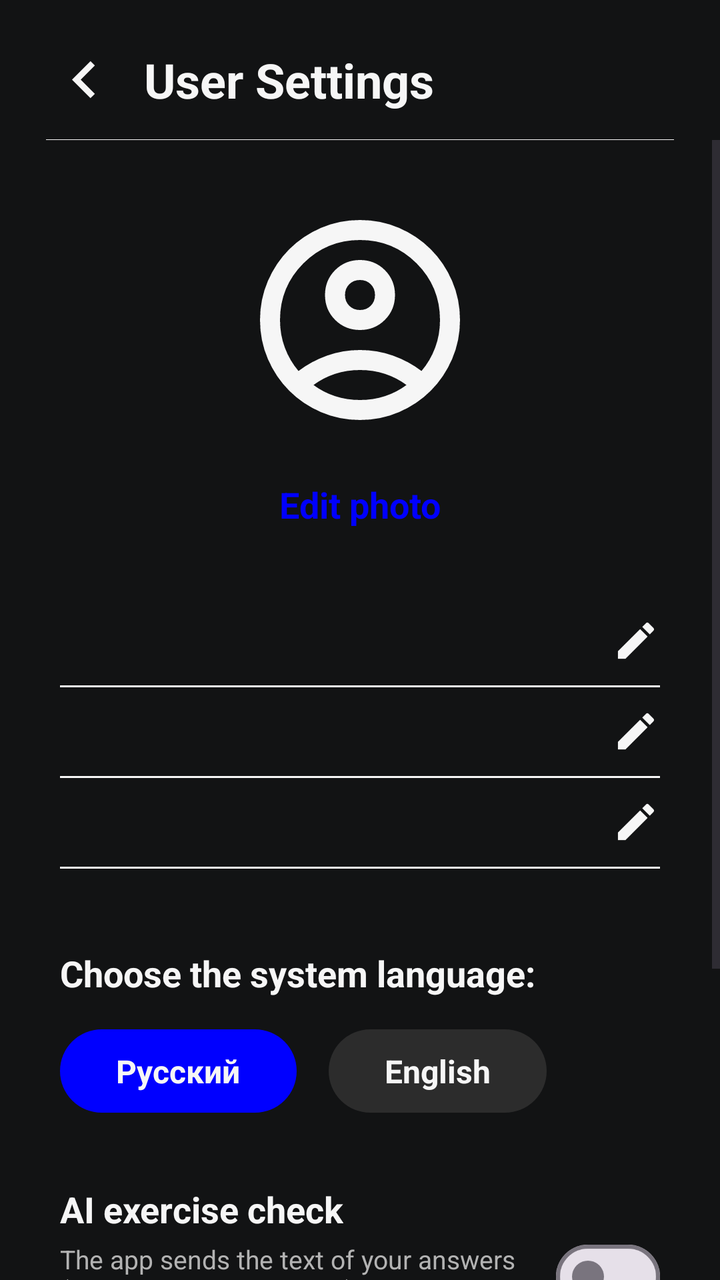
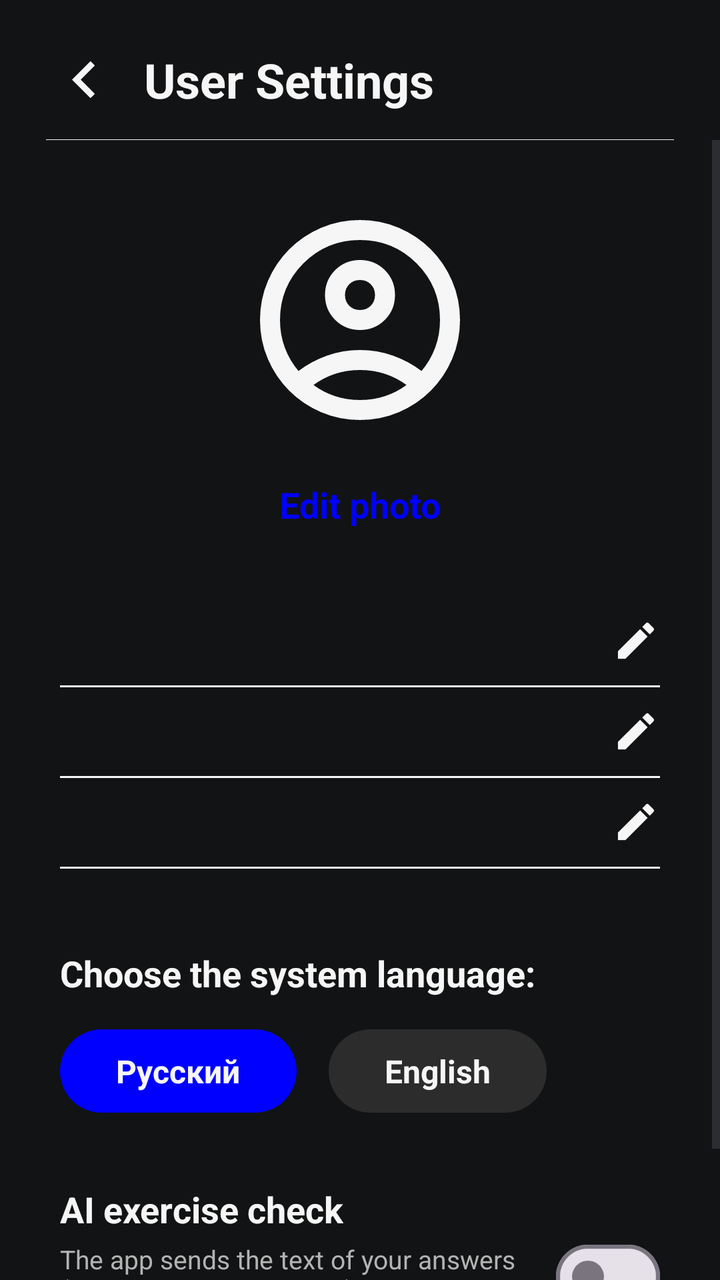

Two renders of the same Android screen: before a commit and after it. Below are the layout's source before the change and the commit's diff.
<!-- AndroidManifest.xml: application theme Theme.WordTrigger -->
<!-- res/layout/fragment_settings.xml -->
<?xml version="1.0" encoding="utf-8"?>
<LinearLayout xmlns:android="http://schemas.android.com/apk/res/android"
    xmlns:app="http://schemas.android.com/apk/res-auto"
    android:layout_width="match_parent"
    android:layout_height="match_parent"
    android:background="@color/black"
    android:orientation="vertical">

    <RelativeLayout
        android:layout_width="match_parent"
        android:layout_height="60dp"
        android:layout_marginTop="10dp"
        android:paddingStart="23dp"
        android:paddingEnd="23dp">

        <ImageView
            android:id="@+id/returnBut"
            android:layout_width="38dp"
            android:layout_height="37dp"
            android:layout_alignParentStart="true"
            android:layout_centerVertical="true"
            android:src="@drawable/ic_arrow_left" />

        <TextView
            android:layout_width="wrap_content"
            android:layout_height="wrap_content"
            android:layout_centerVertical="true"
            android:layout_marginStart="11dp"
            android:layout_toEndOf="@id/returnBut"
            android:text="@string/settings_title"
            android:textColor="@color/white"
            android:textSize="24sp"
            android:textStyle="bold" />

        <View
            android:layout_width="match_parent"
            android:layout_height="1dp"
            android:layout_alignParentBottom="true"
            android:layout_marginBottom="-1dp"
            android:background="@color/white" />
    </RelativeLayout>

    <ScrollView
        android:layout_width="match_parent"
        android:layout_height="match_parent"
        android:fillViewport="true"
        android:overScrollMode="never">

        <LinearLayout
            android:layout_width="match_parent"
            android:layout_height="wrap_content"
            android:orientation="vertical"
            android:paddingStart="30dp"
            android:paddingTop="30dp"
            android:paddingEnd="30dp"
            android:paddingBottom="30dp">

            <com.google.android.material.imageview.ShapeableImageView
                android:id="@+id/ivAvatar"
                android:layout_width="120dp"
                android:layout_height="120dp"
                android:layout_gravity="center_horizontal"
                android:scaleType="centerCrop"
                android:src="@drawable/ic_user_circle"
                app:shapeAppearanceOverlay="@style/ShapeAppearance.App.CircleImageView" />

            <TextView
                android:id="@+id/tvEditPhoto"
                android:layout_width="wrap_content"
                android:layout_height="wrap_content"
                android:layout_gravity="center_horizontal"
                android:layout_marginTop="14dp"
                android:padding="6dp"
                android:text="@string/settings_edit_photo"
                android:textColor="@color/blue"
                android:textSize="18sp"
                android:textStyle="bold" />

            
            <LinearLayout
                android:id="@+id/rowName"
                android:layout_width="match_parent"
                android:layout_height="wrap_content"
                android:layout_marginTop="28dp"
                android:background="?attr/selectableItemBackground"
                android:gravity="center_vertical"
                android:orientation="horizontal"
                android:paddingTop="10dp"
                android:paddingBottom="10dp">

                <TextView
                    android:id="@+id/tvName"
                    android:layout_width="0dp"
                    android:layout_height="wrap_content"
                    android:layout_weight="1"
                    android:ellipsize="end"
                    android:maxLines="1"
                    android:textColor="@color/white"
                    android:textSize="18sp"
                    android:textStyle="bold" />

                <ImageView
                    android:layout_width="24dp"
                    android:layout_height="24dp"
                    android:src="@drawable/ic_edit"
                    app:tint="@color/white" />
            </LinearLayout>

            <View
                android:layout_width="match_parent"
                android:layout_height="1dp"
                android:background="@color/white" />

            
            <LinearLayout
                android:id="@+id/rowEmail"
                android:layout_width="match_parent"
                android:layout_height="wrap_content"
                android:background="?attr/selectableItemBackground"
                android:gravity="center_vertical"
                android:orientation="horizontal"
                android:paddingTop="10dp"
                android:paddingBottom="10dp">

                <TextView
                    android:id="@+id/tvEmail"
                    android:layout_width="0dp"
                    android:layout_height="wrap_content"
                    android:layout_weight="1"
                    android:ellipsize="end"
                    android:maxLines="1"
                    android:textColor="@color/white"
                    android:textSize="18sp"
                    android:textStyle="bold" />

                <ImageView
                    android:layout_width="24dp"
                    android:layout_height="24dp"
                    android:src="@drawable/ic_edit"
                    app:tint="@color/white" />
            </LinearLayout>

            <View
                android:layout_width="match_parent"
                android:layout_height="1dp"
                android:background="@color/white" />

            
            <LinearLayout
                android:id="@+id/rowPhone"
                android:layout_width="match_parent"
                android:layout_height="wrap_content"
                android:background="?attr/selectableItemBackground"
                android:gravity="center_vertical"
                android:orientation="horizontal"
                android:paddingTop="10dp"
                android:paddingBottom="10dp">

                <TextView
                    android:id="@+id/tvPhone"
                    android:layout_width="0dp"
                    android:layout_height="wrap_content"
                    android:layout_weight="1"
                    android:ellipsize="end"
                    android:maxLines="1"
                    android:textColor="@color/white"
                    android:textSize="18sp"
                    android:textStyle="bold" />

                <ImageView
                    android:layout_width="24dp"
                    android:layout_height="24dp"
                    android:src="@drawable/ic_edit"
                    app:tint="@color/white" />
            </LinearLayout>

            <View
                android:layout_width="match_parent"
                android:layout_height="1dp"
                android:background="@color/white" />

            
            <TextView
                android:layout_width="wrap_content"
                android:layout_height="wrap_content"
                android:layout_marginTop="40dp"
                android:text="@string/settings_choose_language"
                android:textColor="@color/white"
                android:textSize="18sp"
                android:textStyle="bold" />

            <LinearLayout
                android:layout_width="match_parent"
                android:layout_height="wrap_content"
                android:layout_marginTop="16dp"
                android:orientation="horizontal">

                <TextView
                    android:id="@+id/pillRu"
                    android:layout_width="wrap_content"
                    android:layout_height="wrap_content"
                    android:background="@drawable/bg_pill_blue"
                    android:paddingStart="28dp"
                    android:paddingTop="10dp"
                    android:paddingEnd="28dp"
                    android:paddingBottom="10dp"
                    android:text="@string/lang_ru"
                    android:textColor="@color/white"
                    android:textSize="16sp"
                    android:textStyle="bold" />

                <TextView
                    android:id="@+id/pillEn"
                    android:layout_width="wrap_content"
                    android:layout_height="wrap_content"
                    android:layout_marginStart="16dp"
                    android:background="@drawable/bg_pill_gray"
                    android:paddingStart="28dp"
                    android:paddingTop="10dp"
                    android:paddingEnd="28dp"
                    android:paddingBottom="10dp"
                    android:text="@string/lang_en"
                    android:textColor="@color/white"
                    android:textSize="16sp"
                    android:textStyle="bold" />
            </LinearLayout>

            
            <LinearLayout
                android:layout_width="match_parent"
                android:layout_height="wrap_content"
                android:layout_marginTop="36dp"
                android:gravity="center_vertical"
                android:orientation="horizontal">

                <LinearLayout
                    android:layout_width="0dp"
                    android:layout_height="wrap_content"
                    android:layout_weight="1"
                    android:orientation="vertical">

                    <TextView
                        android:layout_width="wrap_content"
                        android:layout_height="wrap_content"
                        android:text="@string/settings_ai_topic"
                        android:textColor="@color/white"
                        android:textSize="18sp"
                        android:textStyle="bold" />

                    <TextView
                        android:layout_width="wrap_content"
                        android:layout_height="wrap_content"
                        android:layout_marginTop="4dp"
                        android:text="@string/settings_ai_topic_desc"
                        android:textColor="@color/light_gray"
                        android:textSize="13sp" />
                </LinearLayout>

                <com.google.android.material.materialswitch.MaterialSwitch
                    android:id="@+id/switchAiTopic"
                    android:layout_width="wrap_content"
                    android:layout_height="wrap_content"
                    android:layout_marginStart="12dp" />
            </LinearLayout>

            
            <TextView
                android:layout_width="wrap_content"
                android:layout_height="wrap_content"
                android:layout_marginTop="36dp"
                android:text="@string/ai_check_title"
                android:textColor="@color/white"
                android:textSize="18sp"
                android:textStyle="bold" />

            <TextView
                android:id="@+id/tvAiStatus"
                android:layout_width="match_parent"
                android:layout_height="wrap_content"
                android:layout_marginTop="8dp"
                android:textColor="@color/light_gray"
                android:textSize="13sp" />

            <TextView
                android:id="@+id/btnAiCheck"
                android:layout_width="wrap_content"
                android:layout_height="wrap_content"
                android:layout_marginTop="12dp"
                android:background="@drawable/bg_pill_blue"
                android:paddingStart="28dp"
                android:paddingTop="10dp"
                android:paddingEnd="28dp"
                android:paddingBottom="10dp"
                android:text="@string/ai_check_button"
                android:textColor="@color/white"
                android:textSize="16sp"
                android:textStyle="bold" />
        </LinearLayout>
    </ScrollView>
</LinearLayout>
<!-- resources referenced by this layout -->
<resources>
  <color name="black">#121314</color>
  <color name="blue">#0000FF</color>
  <color name="light_gray">#B3B3B3</color>
  <color name="white">#f6f6f6</color>
  <!-- drawable bg_pill_blue (drawable) -->
  <?xml version="1.0" encoding="utf-8"?>
  <shape xmlns:android="http://schemas.android.com/apk/res/android" android:shape="rectangle">
      <solid android:color="@color/blue" />
      <corners android:radius="24dp" />
  </shape>
  <!-- drawable bg_pill_gray (drawable) -->
  <?xml version="1.0" encoding="utf-8"?>
  <shape xmlns:android="http://schemas.android.com/apk/res/android" android:shape="rectangle">
      <solid android:color="@color/dark_gray" />
      <corners android:radius="24dp" />
  </shape>
  <!-- drawable ic_arrow_left (drawable) -->
  <vector xmlns:android="http://schemas.android.com/apk/res/android"
      android:autoMirrored="true"
      android:height="24dp"
      android:tint="@color/white"
      android:viewportHeight="24"
      android:viewportWidth="24"
      android:width="24dp">
        
      <path
          android:fillColor="@android:color/white"
          android:pathData="M15.41,16.59L10.83,12l4.58,-4.59L14,6l-6,6 6,6 1.41,-1.41z"/>
      
  </vector>
  <!-- drawable ic_edit (drawable) -->
  <?xml version="1.0" encoding="utf-8"?>
  <vector xmlns:android="http://schemas.android.com/apk/res/android"
      android:width="24dp"
      android:height="24dp"
      android:viewportWidth="24"
      android:viewportHeight="24">
      <path
          android:fillColor="@android:color/white"
          android:pathData="M3,17.25V21h3.75L17.81,9.94l-3.75,-3.75L3,17.25zM20.71,7.04c0.39,-0.39 0.39,-1.02 0,-1.41l-2.34,-2.34c-0.39,-0.39 -1.02,-0.39 -1.41,0l-1.83,1.83 3.75,3.75 1.83,-1.83z" />
  </vector>
  <string name="ai_check_button">Check</string>
  <string name="ai_check_title">AI connection</string>
  <string name="lang_en">English</string>
  <string name="lang_ru">Русский</string>
  <string name="settings_ai_topic">AI exercise check</string>
  <string name="settings_ai_topic_desc">The app sends the text of your answers (speech topic, synonyms) to the AI service to check them. Without it the check is simpler.</string>
  <string name="settings_choose_language">Choose the system language:</string>
  <string name="settings_edit_photo">Edit photo</string>
  <string name="settings_title">User Settings</string>
  <style name="ShapeAppearance.App.CircleImageView" parent="">
          <item name="cornerFamily">rounded</item>
          <item name="cornerSize">50%</item>
      </style>
  <style name="Theme.WordTrigger" parent="Base.Theme.WordTrigger" />
  <color name="dark_gray">#2C2C2C</color>
  <style name="Base.Theme.WordTrigger" parent="Theme.Material3.Light.NoActionBar">
          <item name="colorPrimary">@color/blue</item>
          <item name="colorOnPrimary">@color/white</item>
          <item name="containerColor">@color/black</item>
          <item name="colorSecondary">@color/white</item>
          <item name="colorOnSecondary">@color/blue</item>
          <item name="android:listSelector">@android:color/transparent</item>
          <item name="android:windowBackground">@color/black</item>
          <item name="colorTertiary">@color/blue</item>
          <item name="colorControlHighlight">#33FFFFFF</item>
      </style>
  <!-- unchanged entries left out for length: 1 -->
</resources>

<!-- the commit's change to res/layout/fragment_settings.xml (unified diff, before → after) -->
@@ -262,39 +262,6 @@
                     android:layout_height="wrap_content"
                     android:layout_marginStart="12dp" />
             </LinearLayout>
-
-            
-            <TextView
-                android:layout_width="wrap_content"
-                android:layout_height="wrap_content"
-                android:layout_marginTop="36dp"
-                android:text="@string/ai_check_title"
-                android:textColor="@color/white"
-                android:textSize="18sp"
-                android:textStyle="bold" />
-
-            <TextView
-                android:id="@+id/tvAiStatus"
-                android:layout_width="match_parent"
-                android:layout_height="wrap_content"
-                android:layout_marginTop="8dp"
-                android:textColor="@color/light_gray"
-                android:textSize="13sp" />
-
-            <TextView
-                android:id="@+id/btnAiCheck"
-                android:layout_width="wrap_content"
-                android:layout_height="wrap_content"
-                android:layout_marginTop="12dp"
-                android:background="@drawable/bg_pill_blue"
-                android:paddingStart="28dp"
-                android:paddingTop="10dp"
-                android:paddingEnd="28dp"
-                android:paddingBottom="10dp"
-                android:text="@string/ai_check_button"
-                android:textColor="@color/white"
-                android:textSize="16sp"
-                android:textStyle="bold" />
         </LinearLayout>
     </ScrollView>
 </LinearLayout>
<!-- resource entries referenced after the edit -->
@@ -41,8 +41,6 @@
           android:fillColor="@android:color/white"
           android:pathData="M3,17.25V21h3.75L17.81,9.94l-3.75,-3.75L3,17.25zM20.71,7.04c0.39,-0.39 0.39,-1.02 0,-1.41l-2.34,-2.34c-0.39,-0.39 -1.02,-0.39 -1.41,0l-1.83,1.83 3.75,3.75 1.83,-1.83z" />
   </vector>
-  <string name="ai_check_button">Check</string>
-  <string name="ai_check_title">AI connection</string>
   <string name="lang_en">English</string>
   <string name="lang_ru">Русский</string>
   <string name="settings_ai_topic">AI exercise check</string>
